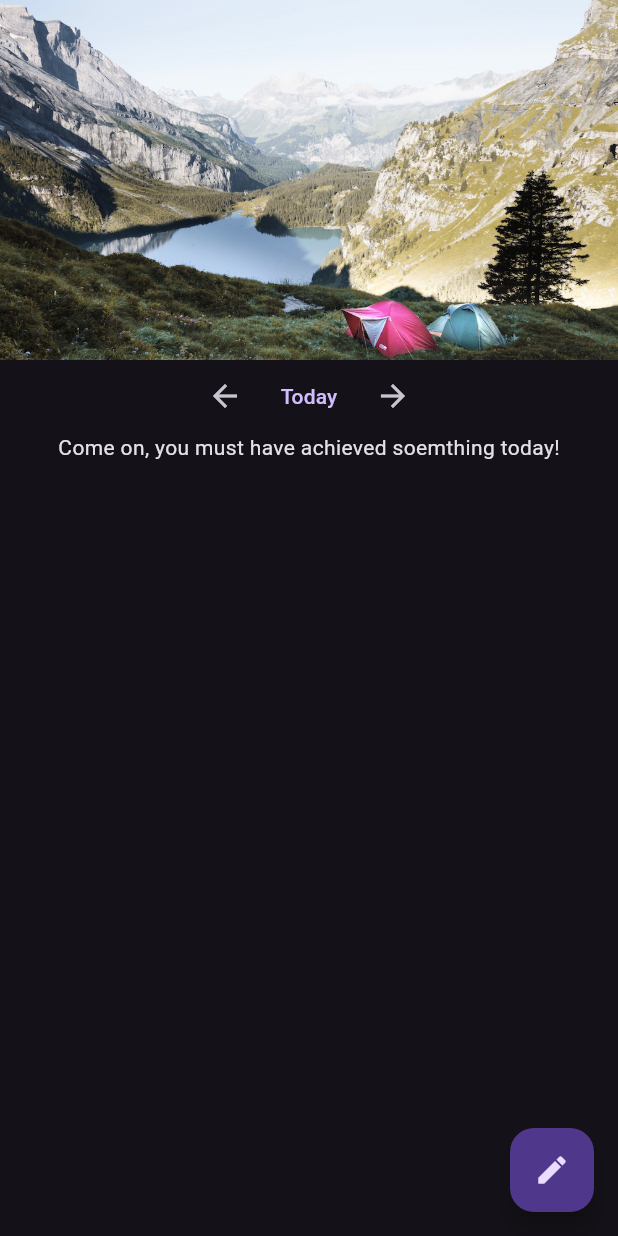
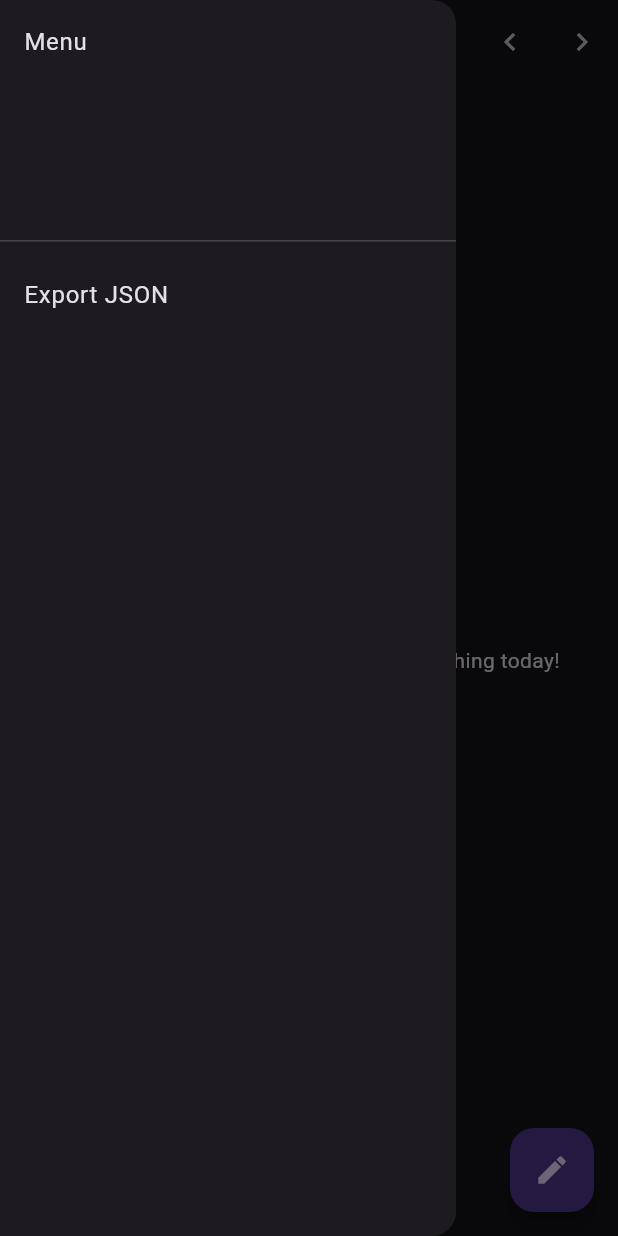
Before and after one commit to evanraalte/layout_tutorial, a Flutter app: the screen it shows after launch, with the side drawer open (before the commit the screen has no drawer), on a phone screen of 412 x 824 dp. Run offline on Flutter 3.47's test engine with Material 3 defaults, Android fonts, the phone set to English and light mode, and no system bars; our stand-ins replace confetti, sqflite; accounts and stored records are empty.

Commit message:
cleanup and standard components

```diff
--- a/lib/add_item_dialog.dart
+++ b/lib/add_item_dialog.dart
@@ -40,7 +40,7 @@ Future<bool> showAddItemDialog(
                     ListTile(
                       title: Text(selectedDateForItem == null
                           ? 'No date selected'
-                          : 'Selected date: ${formatDate(selectedDateForItem!, Localizations.localeOf(context).toString())}'),
+                          : 'Selected date: ${formatDate(selectedDateForItem!)}'),
                       trailing: const Icon(Icons.calendar_today),
                       onTap: () async {
                         final DateTime? picked = await showDatePicker(
--- a/lib/date_selector.dart
+++ b/lib/date_selector.dart
@@ -22,7 +22,6 @@ class DateSelector extends StatelessWidget {
 
   @override
   Widget build(BuildContext context) {
-    String locale = Localizations.localeOf(context).toString();
     return Row(
       mainAxisAlignment: MainAxisAlignment.center,
       children: <Widget>[
@@ -33,7 +32,7 @@ class DateSelector extends StatelessWidget {
         ),
         TextButton(
           onPressed: () => _selectDate(context),
-          child: Text(formatDate(selectedDate, locale)),
+          child: Text(formatDate(selectedDate)),
         ),
         IconButton(
           icon: const Icon(Icons.arrow_forward),
--- a/lib/main.dart
+++ b/lib/main.dart
@@ -1,9 +1,11 @@
 import 'package:confetti/confetti.dart';
 import 'package:flutter/material.dart';
+import 'package:flutter/services.dart';
 import 'package:layout_tutorial/add_item_dialog.dart';
 import 'package:layout_tutorial/date_selector.dart';
 import 'package:layout_tutorial/db.dart';
 import 'package:layout_tutorial/likable_item.dart';
+import 'package:layout_tutorial/utils.dart';
 
 // Uncomment lines 3 and 6 to view the visual layout at runtime.
 // import 'package:flutter/rendering.dart' show debugPaintSizeEnabled;
@@ -19,6 +21,13 @@ class MyApp extends StatefulWidget {
 
   @override
   State<MyApp> createState() => _MyAppState();
+}
+
+Widget paddedCenteredWidget(Widget child) {
+  return Padding(
+    padding: const EdgeInsets.all(16.0),
+    child: Center(child: child),
+  );
 }
 
 class _MyAppState extends State<MyApp> {
@@ -66,14 +75,16 @@ class _MyAppState extends State<MyApp> {
           if (snapshot.connectionState == ConnectionState.waiting) {
             return const CircularProgressIndicator();
           } else if (snapshot.hasError) {
-            return Text('Error: ${snapshot.error}');
+            return paddedCenteredWidget(Text('Error: ${snapshot.error}'));
           } else if (snapshot.hasData && snapshot.data!.isNotEmpty) {
             return listViewSuccesses(context, snapshot);
           } else if (selectedDate.isAfter(DateTime.now())) {
-            return const Text("You're adding successes in the future😁");
+            return paddedCenteredWidget(
+                const Text("You're adding successes in the future😁"));
           } else {
-            return const Text(
-                'Come on, you must have achieved soemthing today!');
+            return paddedCenteredWidget(
+              const Text('Come on, you must have achieved soemthing today!'),
+            );
           }
         },
       ),
@@ -95,9 +106,66 @@ class _MyAppState extends State<MyApp> {
       */
       debugShowCheckedModeBanner: false,
       home: Scaffold(
-        // appBar: AppBar(
+        // appBar: App`Bar(
         //   title: const Text('Flutter layout demo'),
         // ),
+        appBar: AppBar(
+          title: Text("Suc6: ${formatDate(selectedDate)}"),
+          actions: [
+            IconButton(
+              onPressed: () {
+                _onDateChanged(selectedDate.subtract(const Duration(days: 1)));
+              },
+              icon: const Icon(Icons.keyboard_arrow_left),
+            ),
+            IconButton(
+              onPressed: () {
+                _onDateChanged(selectedDate.add(const Duration(days: 1)));
+              },
+              icon: const Icon(Icons.keyboard_arrow_right),
+            ),
+          ],
+        ),
+        drawer: Drawer(
+          child: ListView(children: [
+            const DrawerHeader(
+              child: Text("Menu"),
+            ),
+            Builder(
+              builder: (context) => ListTile(
+                title: const Text('Export JSON'),
+                onTap: () async {
+                  String? exportedFilePath = await exportJson();
+                  if (!context.mounted) {
+                    return;
+                  }
+                  if (exportedFilePath != null) {
+                    ScaffoldMessenger.of(context).showSnackBar(
+                      SnackBar(
+                        content: Text('Exported to $exportedFilePath'),
+                        duration: const Duration(seconds: 3),
+                        action: SnackBarAction(
+                            label: 'Copy Path',
+                            onPressed: () {
+                              Clipboard.setData(
+                                  ClipboardData(text: exportedFilePath));
+                            }),
+                      ),
+                    );
+                  } else {
+                    ScaffoldMessenger.of(context).showSnackBar(
+                      const SnackBar(
+                        content: Text('Error exporting JSON'),
+                        duration: Duration(seconds: 3),
+                      ),
+                    );
+                  }
+                  Navigator.pop(context); // Close the drawer
+                },
+              ),
+            ),
+          ]),
+        ),
         body: GestureDetector(
           onHorizontalDragEnd: (DragEndDetails details) {
             if (details.primaryVelocity! > 0) {
@@ -110,16 +178,10 @@ class _MyAppState extends State<MyApp> {
           },
           child: Column(
             children: [
-              Image.asset(
-                'images/lake.jpg',
-                width: 600,
-                height: 240,
-                fit: BoxFit.cover,
-              ),
-              DateSelector(
-                selectedDate: selectedDate,
-                onDateChanged: _onDateChanged,
-              ),
+              // DateSelector(
+              //   selectedDate: selectedDate,
+              //   onDateChanged: _onDateChanged,
+              // ),
               ConfettiWidget(
                 confettiController: _confettiController,
                 blastDirectionality:
--- a/lib/utils.dart
+++ b/lib/utils.dart
@@ -1,5 +1,9 @@
+import 'dart:convert';
+import 'dart:io';
 import 'dart:math';
 import 'package:intl/intl.dart';
+import 'package:layout_tutorial/db.dart';
+import 'package:path_provider/path_provider.dart';
 
 List<String> adjectives = [
   "Peaceful",
@@ -23,7 +27,7 @@ String formatDateTime(DateTime? dateTime) {
   return formatter.format(dateTime);
 }
 
-String formatDate(DateTime date, String locale) {
+String formatDate(DateTime date) {
   DateTime now = DateTime.now();
   DateTime today = DateTime(now.year, now.month, now.day);
   DateTime yesterday = today.subtract(const Duration(days: 1));
@@ -38,6 +42,36 @@ String formatDate(DateTime date, String locale) {
   } else if (justDate == tomorrow) {
     return 'Tomorrow'; // or use a localized string
   } else {
-    return DateFormat('dd-MM-yyyy', locale).format(date);
+    return DateFormat('dd-MM-yyyy').format(date);
   }
 }
+
+Future<String?> exportJson() async {
+  try {
+    // Fetch all successes from the database
+    var successes = await SuccessDatabaseService().getAllSuccesses();
+
+    // Convert each success to a Map and then to a JSON string
+    var jsonData = jsonEncode(successes.map((s) => s.toMap()).toList());
+
+    // Get the directory to save the file
+    final directory = await getApplicationDocumentsDirectory();
+
+    // Format the current date and time
+    String formattedDateTime =
+        DateFormat('yyyyMMdd_HHmmss').format(DateTime.now());
+
+    // Create the file with the date and time in the name
+    final file =
+        File('${directory.path}/successes_export_$formattedDateTime.json');
+
+    // Write the JSON data to the file
+    await file.writeAsString(jsonData);
+
+    // Return the file path for confirmation
+    return file.path;
+  } catch (e) {
+    // In case of an error, return null
+    return null;
+  }
+}
--- a/pubspec.yaml
+++ b/pubspec.yaml
@@ -37,6 +37,7 @@ dependencies:
   cupertino_icons: ^1.0.2
   sqflite: ^2.3.0
   path: ^1.8.3
+  path_provider: ^2.1.1
 
 dev_dependencies:
   flutter_test:
```
Also changed, not shown: lib/db.dart (+19 -0 lines), lib/likable_item.dart (+7 -3 lines), pubspec.lock, 1 other file.
